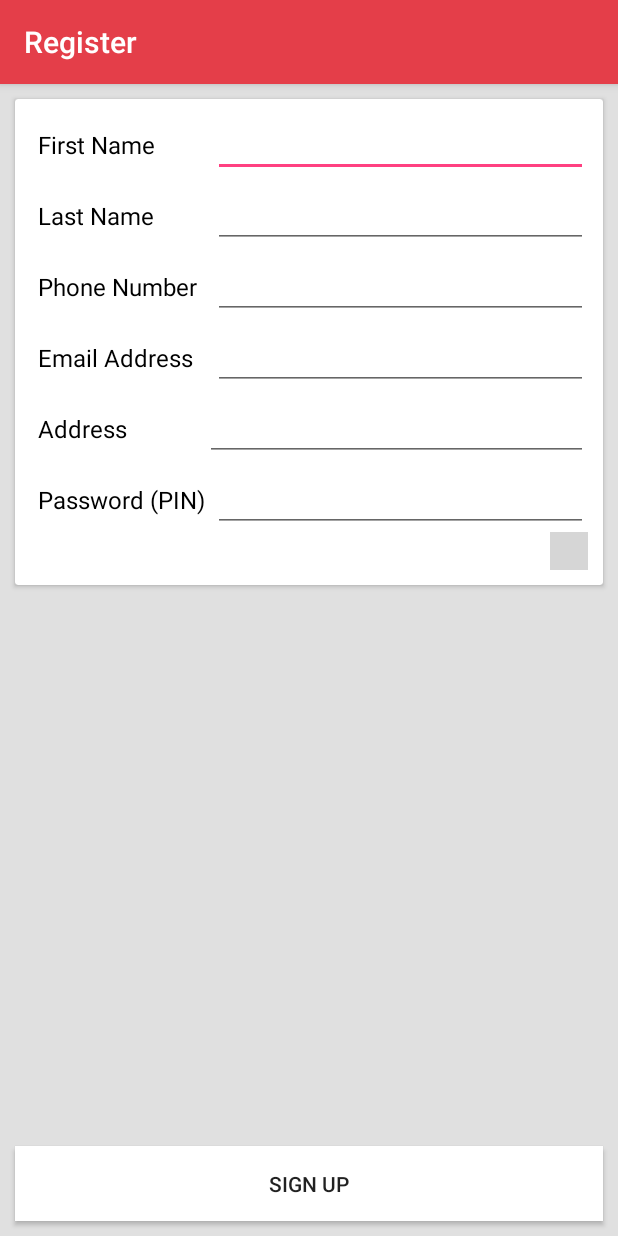
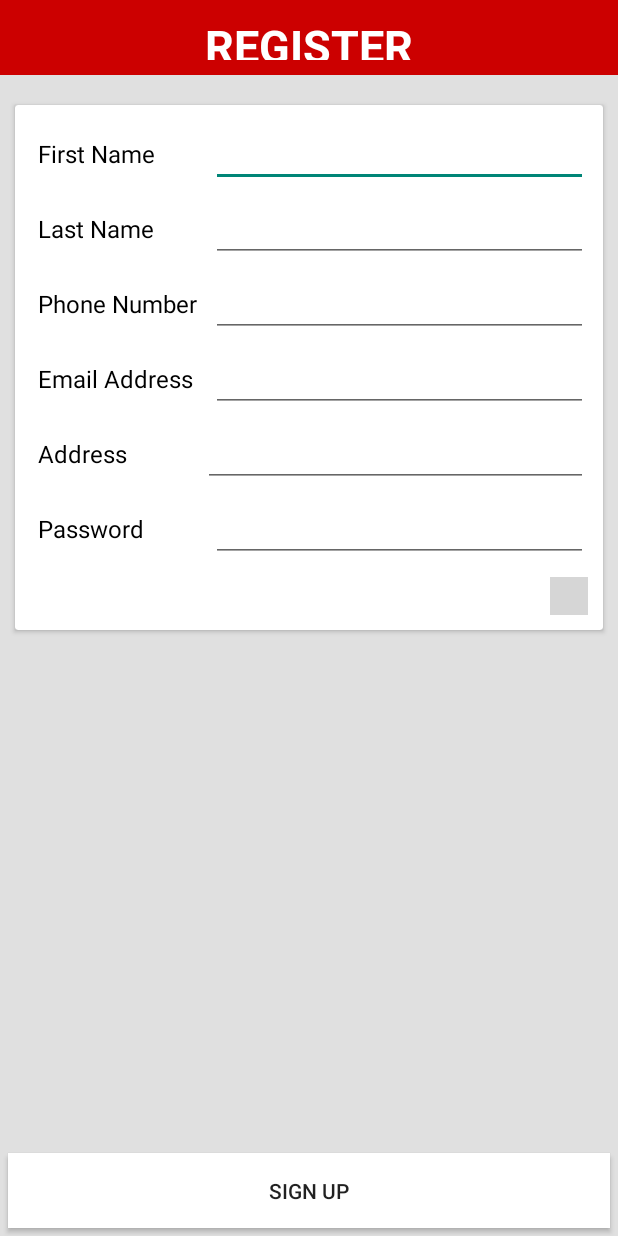
Before and after one commit to prateekkej/ShramikVikas, an Android app: the Registration screen opened directly, with no data from a screen before it, on a phone screen of 412 x 824 dp. Run offline under Robolectric (Android 15) with nearby library versions, the phone set to English and light mode, and no system bars; grey boxes are pictures that could not be loaded.

Commit message:
Registration layout added and integrated. Main Activity Layout refreshed Registrations agan refreshed.

```diff
--- a/app/src/main/AndroidManifest.xml
+++ b/app/src/main/AndroidManifest.xml
@@ -21,7 +21,7 @@
             </intent-filter>
         </activity>
         <activity android:name=".Registration"
-            android:label="Register"></activity>
+            android:theme="@style/Theme.AppCompat.Light.NoActionBar"></activity>
     </application>
 
 </manifest>
--- a/app/src/main/java/com/shramikvikas/Registration.java
+++ b/app/src/main/java/com/shramikvikas/Registration.java
@@ -1,5 +1,7 @@
 package com.shramikvikas;
 
+import android.graphics.Canvas;
+import android.graphics.ColorFilter;
 import android.graphics.drawable.Drawable;
 import android.support.v7.app.AppCompatActivity;
 import android.os.Bundle;
--- a/app/src/main/res/layout/activity_main.xml
+++ b/app/src/main/res/layout/activity_main.xml
@@ -167,7 +167,8 @@
             android:layout_alignParentRight="true"
             android:layout_alignParentEnd="true"
             android:layout_toRightOf="@+id/imageView2"
-            android:layout_toEndOf="@+id/imageView2" />
+            android:layout_toEndOf="@+id/imageView2"
+            android:textColor="@android:color/black" />
     </FrameLayout>
 
 
--- a/app/src/main/res/layout/registration.xml
+++ b/app/src/main/res/layout/registration.xml
@@ -5,31 +5,48 @@
     android:layout_width="match_parent"
     android:layout_height="match_parent"
     android:background="@color/colorBackground"
-      >
+    >
 
     <Button
         android:text="Sign Up"
-        android:layout_width="match_parent"
         android:id="@+id/button3"
         android:layout_height="50dp"
         android:background="@color/common_google_signin_btn_text_dark_default"
+        android:elevation="2dp"
+        android:layout_width="match_parent"
         android:layout_alignParentBottom="true"
-        android:layout_centerHorizontal="true"
-        android:layout_marginRight="10dp"
-        android:layout_marginLeft="10dp"
-        android:layout_marginBottom="10dp"
-        android:elevation="2dp" />
+        android:layout_marginLeft="5dp"
+        android:layout_marginRight="5dp"
+        android:layout_marginBottom="5dp" />
+
+    <TextView
+        android:text="Register"
+        android:layout_width="match_parent"
+        android:id="@+id/textView4"
+        android:textSize="30sp"
+        android:textAllCaps="true"
+        android:textAlignment="center"
+        android:paddingTop="10dp"
+        android:paddingBottom="10dp"
+        android:background="@android:color/holo_red_dark"
+        android:textColor="@android:color/white"
+        android:textStyle="normal|bold"
+        android:fontFamily="sans-serif"
+        android:layout_alignParentTop="true"
+        android:layout_height="50dp"
+        android:backgroundTintMode="src_over" />
 
     <android.support.v7.widget.CardView
         android:layout_width="match_parent"
         android:layout_height="wrap_content"
         android:padding="5dp"
-        android:layout_marginTop="10dp"
+        app:contentPadding="10dp"
+        android:layout_marginTop="70dp"
         android:layout_alignParentTop="true"
-        android:layout_alignLeft="@+id/button3"
-        android:layout_alignStart="@+id/button3"
-        android:layout_marginRight="10dp"
-        app:contentPadding="10dp">
+        android:layout_alignParentLeft="true"
+        android:layout_alignParentStart="true"
+        android:layout_marginLeft="10dp"
+        android:layout_marginRight="10dp">
 
         <TableLayout
             android:layout_width="match_parent"
@@ -58,7 +75,7 @@
                     android:id="@+id/editText"
                     android:layout_marginLeft="5dp"
                     android:textColor="@color/colorText"
-                    android:textSize="15sp"
+                    android:textSize="17sp"
                     android:contentDescription="First Name"
                     android:capitalize="characters"
                     android:layout_width="match_parent"
@@ -86,7 +103,7 @@
                     android:id="@+id/lname"
                     android:layout_marginLeft="5dp"
                     android:textColor="@color/colorText"
-                    android:textSize="15sp"
+                    android:textSize="17sp"
                     android:layout_width="match_parent"
                     android:layout_weight="1" />
             </TableRow>
@@ -111,7 +128,7 @@
                     android:id="@+id/phNumber"
                     android:layout_marginLeft="5dp"
                     android:textColor="@color/colorText"
-                    android:textSize="15sp"
+                    android:textSize="17sp"
                     android:layout_width="match_parent"
                     android:layout_weight="1" />
             </TableRow>
@@ -136,7 +153,7 @@
                     android:id="@+id/emailid"
                     android:layout_marginLeft="5dp"
                     android:textColor="@color/colorText"
-                    android:textSize="15sp"
+                    android:textSize="17sp"
                     android:layout_width="match_parent"
                     android:layout_weight="1" />
             </TableRow>
@@ -161,7 +178,8 @@
                     android:ems="10"
                     android:id="@+id/address"
                     android:layout_weight="1"
-                    android:textSize="15sp" />
+                    android:textSize="17sp"
+                    android:maxLines="6" />
 
             </TableRow>
 
@@ -170,7 +188,7 @@
                 android:layout_height="match_parent" >
 
                 <TextView
-                    android:text="Password (PIN)"
+                    android:text="Password "
                     android:layout_width="wrap_content"
                     android:layout_height="wrap_content"
                     android:id="@+id/textView8"
@@ -180,18 +198,19 @@
                 <EditText
 
                     android:textColor="@color/colorText"
-                    android:textSize="15sp"
+                    android:textSize="17sp"
                     android:layout_height="wrap_content"
-                    android:inputType="numberPassword"
                     android:ems="10"
                     android:id="@+id/numericpin"
                     android:layout_marginLeft="5dp"
                     android:layout_width="match_parent"
-                    android:layout_weight="1" />
+                    android:layout_weight="1"
+                    android:inputType="textPassword" />
             </TableRow>
             <RelativeLayout android:layout_height="wrap_content"
                 android:layout_width="wrap_content"
-                android:orientation="horizontal">
+                android:orientation="horizontal"
+                android:layout_marginTop="10dp">
 
                 <ImageView
                     android:layout_width="25dp"
@@ -202,11 +221,11 @@
                     android:layout_alignParentTop="true"
                     android:layout_alignParentRight="true"
                     android:layout_alignParentEnd="true" />
+
             </RelativeLayout>
 
         </TableLayout>
     </android.support.v7.widget.CardView>
 
 
-
 </RelativeLayout>
--- a/app/src/main/res/values/colors.xml
+++ b/app/src/main/res/values/colors.xml
@@ -1,7 +1,7 @@
 <?xml version="1.0" encoding="utf-8"?>
 <resources>
-    <color name="colorPrimary">#e43e49</color>
-    <color name="colorPrimaryDark">#d73742</color>
+    <color name="colorPrimary">#64dd17</color>
+    <color name="colorPrimaryDark">#3eb644</color>
     <color name="colorAccent">#ff4081</color>
     <color name="colorText">#000000</color>
     <color name="colorBackground">#e0e0e0</color>
```
